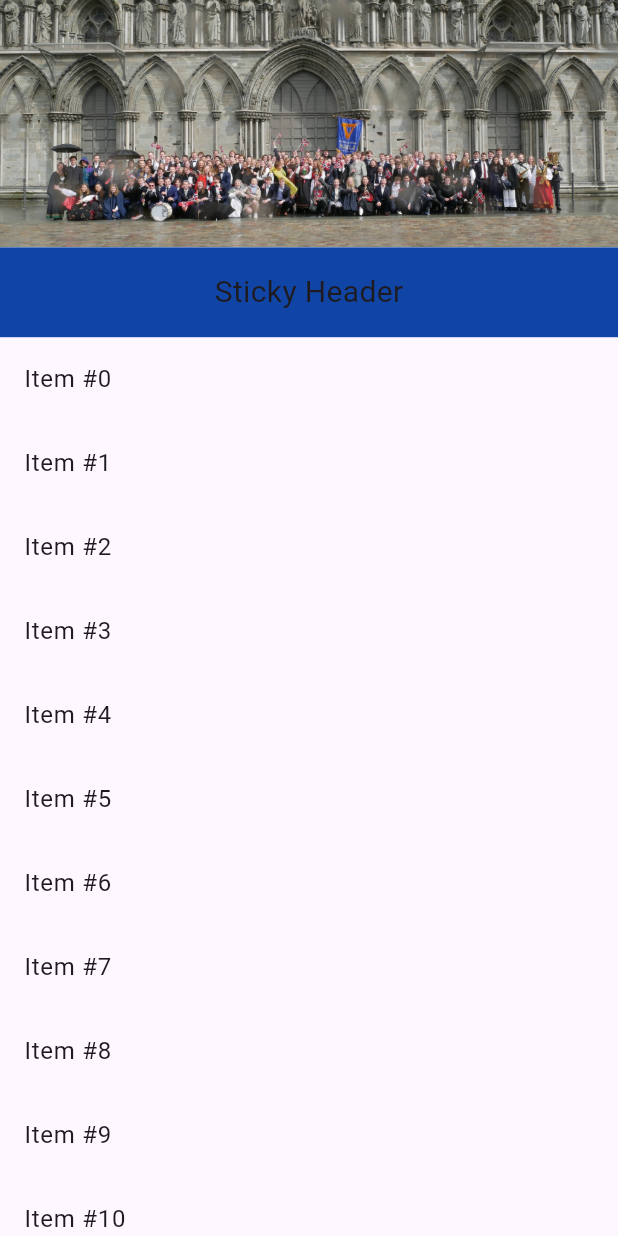
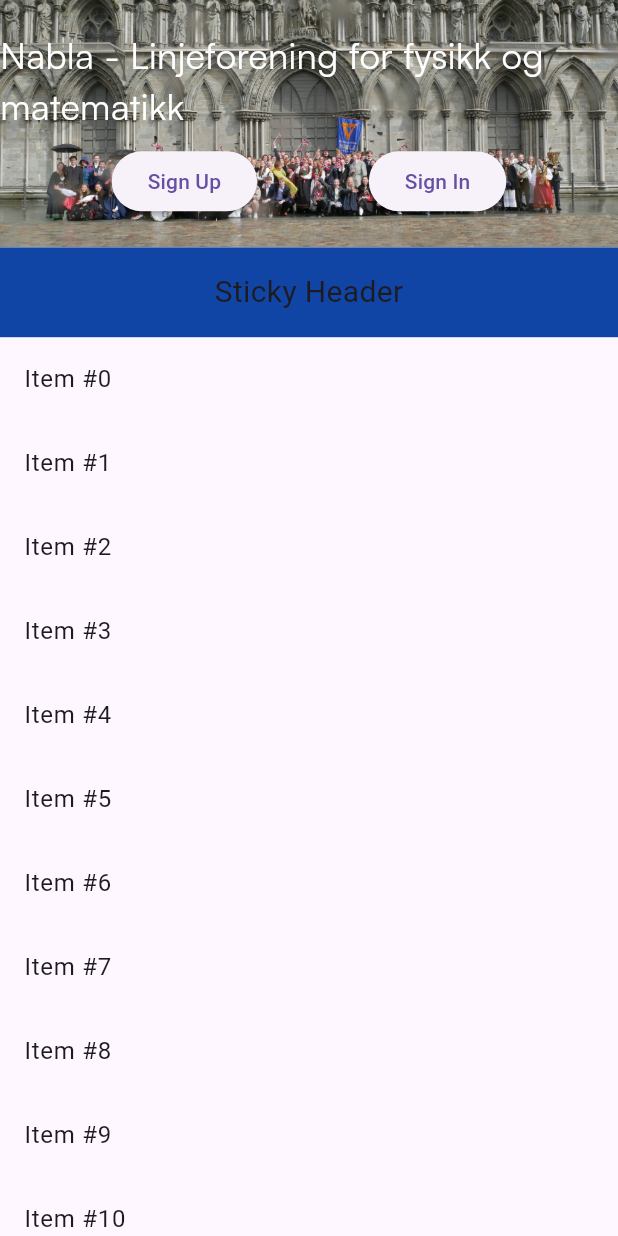
Before and after one commit to EmilioLombardo/Project_dart_monkey, a Flutter app: the screen it shows after launch, on a phone screen of 412 x 824 dp. Run offline on Flutter 3.47's test engine with Material 3 defaults, Android fonts, the light colour scheme and no system bars.

Commit message:
Legg til tittel forside

```diff
--- a/nablagreier/lib/main.dart
+++ b/nablagreier/lib/main.dart
@@ -14,13 +14,56 @@
             // This is the top image that will scroll away.
             SliverToBoxAdapter(
               child: Container(
-                height: MediaQuery.of(context).size.width * 2/5, // 2/5 of the screen width
+                height: MediaQuery.of(context).size.width * 2 / 5, // 2/5 of the screen width
                 decoration: const BoxDecoration(
                   color: Color(0xFFDBEEFF), // Background color of the top part
                   image: DecorationImage(
                     image: AssetImage('images/nablabakgrunn.jpg'), // Background image
                     fit: BoxFit.cover,
                   ),
+                ),
+                child: Stack(
+                  children: <Widget>[
+                    // Title with Custom Font
+                    const Positioned(
+                      top: 20, // Adjust the position based on your needs
+                      left: 0,
+                      right: 0,
+                      child: Center(
+                        child: Text(
+                          'Nabla - Linjeforening for fysikk og matematikk',
+                          style: TextStyle(
+                            fontFamily: 'Satoshi', // Use your custom font
+                            fontSize: 24,
+                            color: Colors.white,
+                          ),
+                        ),
+                      ),
+                    ),
+                    // Login Feature (Sign up and Sign in buttons)
+                    Positioned(
+                      bottom: 20, // Adjust the position based on your needs
+                      left: 0,
+                      right: 0,
+                      child: Row(
+                        mainAxisAlignment: MainAxisAlignment.spaceEvenly,
+                        children: <Widget>[
+                          ElevatedButton(
+                            onPressed: () {
+                              // Handle Sign Up
+                            },
+                            child: Text('Sign Up'),
+                          ),
+                          ElevatedButton(
+                            onPressed: () {
+                              // Handle Sign In
+                            },
+                            child: Text('Sign In'),
+                          ),
+                        ],
+                      ),
+                    ),
+                  ],
                 ),
               ),
             ),
```
Also changed, not shown: nablagreier/pubspec.yaml (+4 -4 lines), nablagreier/fonts/Satoshi-Regular.ttf (added).
